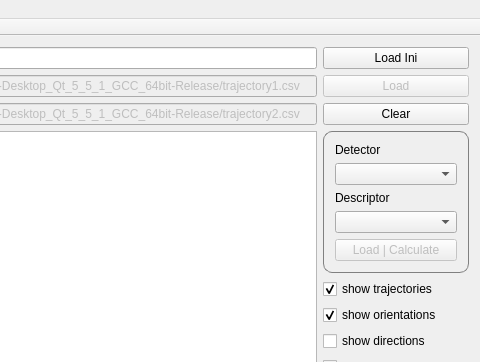
Qt form TrajectoryVisualizer/main_view.ui (gakarak/UAV_Projects) before a commit; both pictures show x 452 to 932 and y 0 to 362 of the 932 by 687 pixel window.
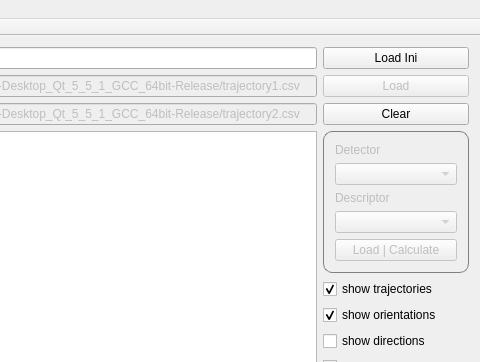
The same form after that commit. Custom widgets are drawn as their Qt base class.

Patch:
```diff
--- a/TrajectoryVisualizer/main_view.ui
+++ b/TrajectoryVisualizer/main_view.ui
@@ -138,7 +138,10 @@
        </widget>
       </item>
       <item>
-       <widget class="QGroupBox" name="groupBox_2">
+       <widget class="QGroupBox" name="model_settings_group">
+        <property name="enabled">
+         <bool>false</bool>
+        </property>
         <property name="styleSheet">
          <string notr="true">QGroupBox {
     border: 1px solid gray;
@@ -155,6 +158,9 @@
         <property name="title">
          <string/>
         </property>
+        <property name="flat">
+         <bool>false</bool>
+        </property>
         <layout class="QVBoxLayout" name="verticalLayout_6">
          <item>
           <widget class="QLabel" name="label_4">
```
Left out of the diff: 5 changed lines with no effect on the pictures.
